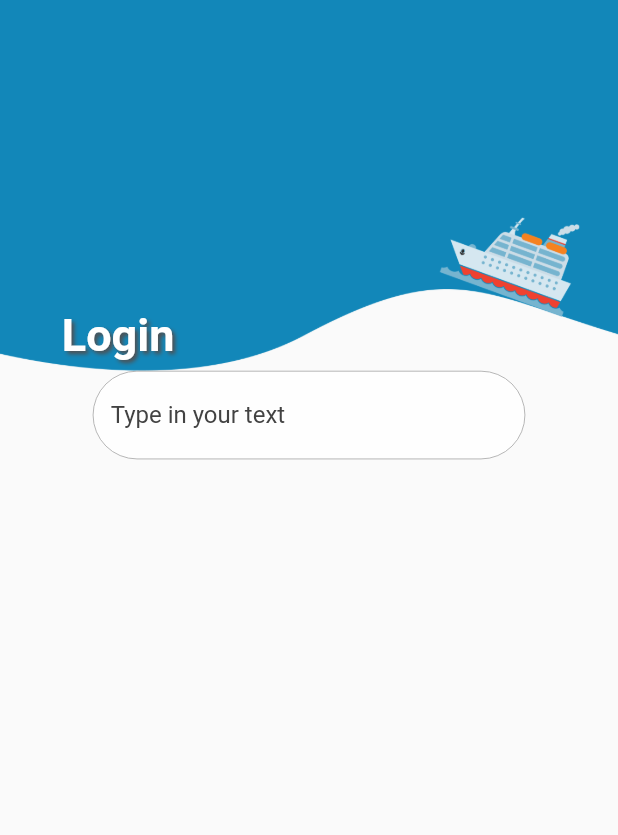
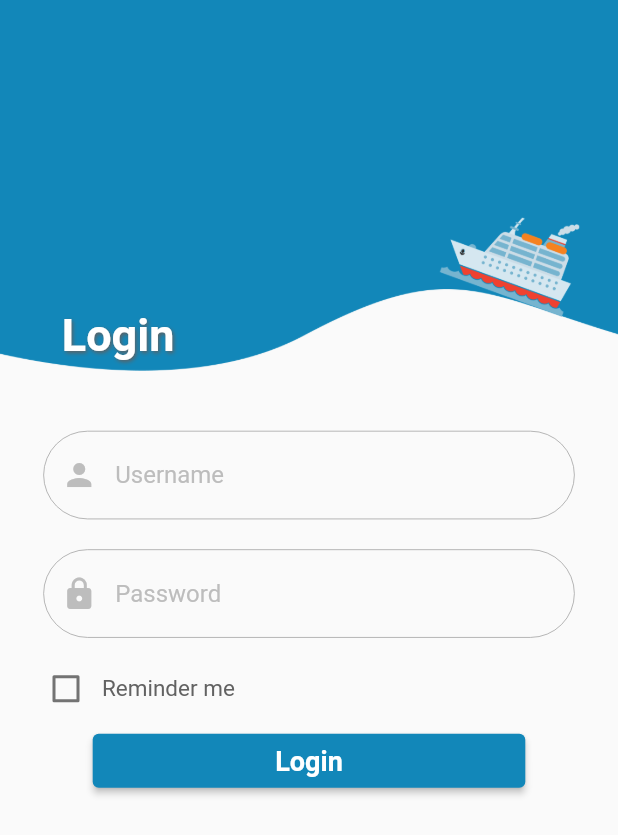
Before and after one commit to Daham2000/iMariners-fe-ind, a Flutter app: the screen it shows after launch, on a phone screen of 412 x 824 dp. Shown: the top 835 px of the screen. Run offline on Flutter 3.47's test engine with Material 2 defaults, Android fonts, the phone set to English and light mode, and no system bars; our stand-ins replace flutter_bloc, google_fonts.

Commit message:
Login page design textfield

```diff
--- a/lib/login_page/login_view.dart
+++ b/lib/login_page/login_view.dart
@@ -1,6 +1,10 @@
+import 'package:com_ind_imariners/login_page/widgets/sample_widget.dart';
+import 'package:com_ind_imariners/theme/colors.dart';
 import 'package:com_ind_imariners/widgets/app_bar_curve.dart';
+import 'package:com_ind_imariners/widgets/custom_textfield.dart';
 import 'package:flutter/material.dart';
 import 'package:flutter_bloc/flutter_bloc.dart';
+import 'package:google_fonts/google_fonts.dart';
 
 import 'counter_cubit.dart';
 import 'counter_state.dart';
@@ -17,6 +21,9 @@ class _CounterPageState extends State<LoginView> {
   Widget build(BuildContext context) {
     // CounterCubit counterCubit = BlocProvider.of<CounterCubit>(context);
 
+    final username = TextEditingController();
+    final password = TextEditingController();
+
     return Scaffold(
       body: BlocBuilder<CounterCubit, CounterState>(
         buildWhen: (pre, current) => pre.count != current.count,
@@ -24,20 +31,35 @@ class _CounterPageState extends State<LoginView> {
           return SingleChildScrollView(
             child: Column(
               children: [
-                const AppBarCurve(),
-                Container(
-                  width: MediaQuery.of(context).size.width*0.7,
-                  child: TextField(
-                    decoration: InputDecoration(
-                        enabledBorder: OutlineInputBorder(
-                          // width: 0.0 produces a thin "hairline" border
-                          borderSide: BorderSide(color: Colors.grey, width: 0.5),
-                          borderRadius: BorderRadius.circular(50.0),
-                        ),
-                        filled: true,
-                        hintStyle: TextStyle(color: Colors.grey[800]),
-                        hintText: "Type in your text",
-                        fillColor: Colors.white70),
+                const AppBarCurve(
+                  text: "Login",
+                ),
+                Padding(
+                  padding: const EdgeInsets.symmetric(horizontal: 20.0),
+                  child: Column(
+                    children: [
+                      const SizedBox(
+                        height: 40,
+                      ),
+                      CustomTextField(
+                        text: "Username",
+                        icon: Icon(Icons.person, color: Colors.grey[400]),
+                        textEditingController: username,
+                      ),
+                      const SizedBox(
+                        height: 20,
+                      ),
+                      CustomTextField(
+                        text: "Password",
+                        icon: Icon(Icons.lock, color: Colors.grey[400]),
+                        textEditingController: password,
+                      ),
+                      const SizedBox(
+                        height: 10,
+                      ),
+                      const RemindMeButton(),
+                      const ActionButton(text:"Login"),
+                    ],
                   ),
                 )
               ],
--- /dev/null
+++ b/lib/login_page/widgets/sample_widget.dart
@@ -0,0 +1,45 @@
+import 'package:flutter/material.dart';
+import 'package:google_fonts/google_fonts.dart';
+
+import '../../theme/colors.dart';
+
+class RemindMeButton extends StatelessWidget {
+  const RemindMeButton({Key? key}) : super(key: key);
+
+  @override
+  Widget build(BuildContext context) {
+    return Row(
+      children: [
+        Checkbox(value: false, onChanged: (v) {}),
+        Text(
+          "Reminder me",
+          style:
+              GoogleFonts.roboto(fontSize: 15, color: ThemeColors.TEXT_COLOR),
+        )
+      ],
+    );
+  }
+}
+
+class ActionButton extends StatelessWidget {
+  final text;
+
+  const ActionButton({Key? key, required this.text}) : super(key: key);
+
+  @override
+  Widget build(BuildContext context) {
+    return SizedBox(
+      width: MediaQuery.of(context).size.width * 0.7,
+      child: ElevatedButton(
+          onPressed: () {},
+          child: Text(
+            text,
+            style: GoogleFonts.roboto(
+              fontSize: 18,
+              fontWeight: FontWeight.bold,
+            ),
+            textAlign: TextAlign.center,
+          )),
+    );
+  }
+}
--- a/lib/theme/colors.dart
+++ b/lib/theme/colors.dart
@@ -2,4 +2,5 @@ import 'dart:ui';
 
 class ThemeColors {
   static const THEME_COLOR = const Color(0xFF1287B9);
+  static const TEXT_COLOR = const Color(0xFF626262);
 }
--- a/lib/widgets/app_bar_curve.dart
+++ b/lib/widgets/app_bar_curve.dart
@@ -2,7 +2,8 @@ import 'package:flutter/material.dart';
 import 'package:google_fonts/google_fonts.dart';
 
 class AppBarCurve extends StatefulWidget {
-  const AppBarCurve({Key? key}) : super(key: key);
+  final String text;
+  const AppBarCurve({Key? key, required this.text}) : super(key: key);
 
   @override
   _AppBarCurveState createState() => _AppBarCurveState();
@@ -38,14 +39,14 @@ class _AppBarCurveState extends State<AppBarCurve> {
           left: MediaQuery.of(context).size.width * 0.10,
           child: Container(
             child: Text(
-              "Login",
+              widget.text,
               style: GoogleFonts.roboto(
                 fontSize: 30,
                 shadows: <Shadow>[
                   const Shadow(
-                    offset: Offset(2.0, 2.0),
+                    offset: Offset(1.0, 1.0),
                     blurRadius: 3.0,
-                    color: Color.fromARGB(255, 82, 77, 77),
+                    color: Color.fromARGB(255, 97, 95, 95),
                   ),
                 ],
                 color: Colors.white,
--- /dev/null
+++ b/lib/widgets/custom_textfield.dart
@@ -0,0 +1,39 @@
+import 'package:flutter/material.dart';
+
+class CustomTextField extends StatefulWidget {
+  final String text;
+  final Icon icon;
+  final TextEditingController textEditingController;
+
+  const CustomTextField(
+      {Key? key,
+      required this.text,
+      required this.icon,
+      required this.textEditingController})
+      : super(key: key);
+
+  @override
+  _CustomTextFieldState createState() => _CustomTextFieldState();
+}
+
+class _CustomTextFieldState extends State<CustomTextField> {
+  @override
+  Widget build(BuildContext context) {
+    return SizedBox(
+      width: MediaQuery.of(context).size.width * 0.86,
+      child: TextField(
+        controller: widget.textEditingController,
+        decoration: InputDecoration(
+            prefixIcon: widget.icon,
+            enabledBorder: OutlineInputBorder(
+              // width: 0.0 produces a thin "hairline" border
+              borderSide: const BorderSide(color: Colors.grey, width: 0.5),
+              borderRadius: BorderRadius.circular(50.0),
+            ),
+            hintStyle: TextStyle(color: Colors.grey[400]),
+            hintText: widget.text,
+            fillColor: Colors.white70),
+      ),
+    );
+  }
+}
--- a/pubspec.yaml
+++ b/pubspec.yaml
@@ -36,6 +36,7 @@ dependencies:
   cupertino_icons: ^1.0.2
   flutter_bloc: ^7.2.0
   google_fonts: ^3.0.1
+  flutter_svg: ^1.1.0
 
 dev_dependencies:
   flutter_test:
```
Also changed, not shown: pubspec.lock.
